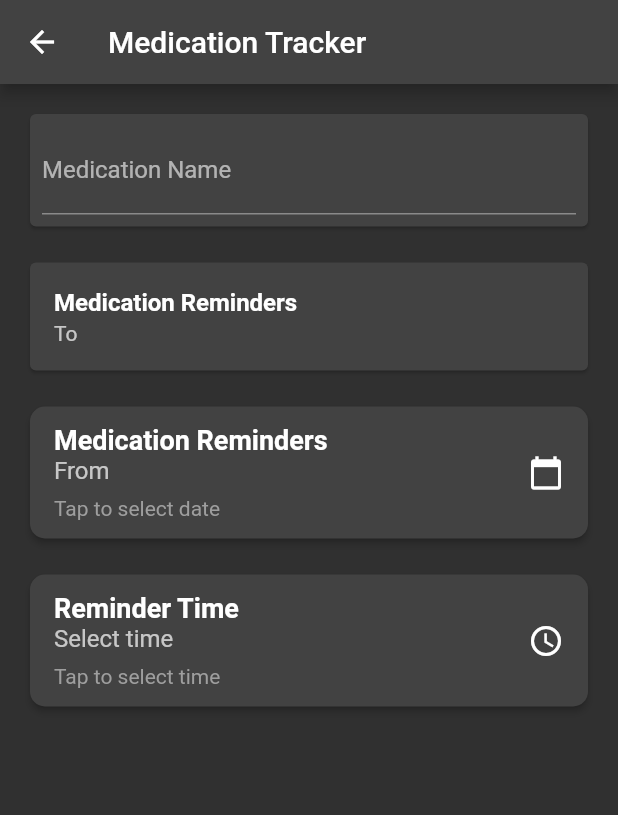
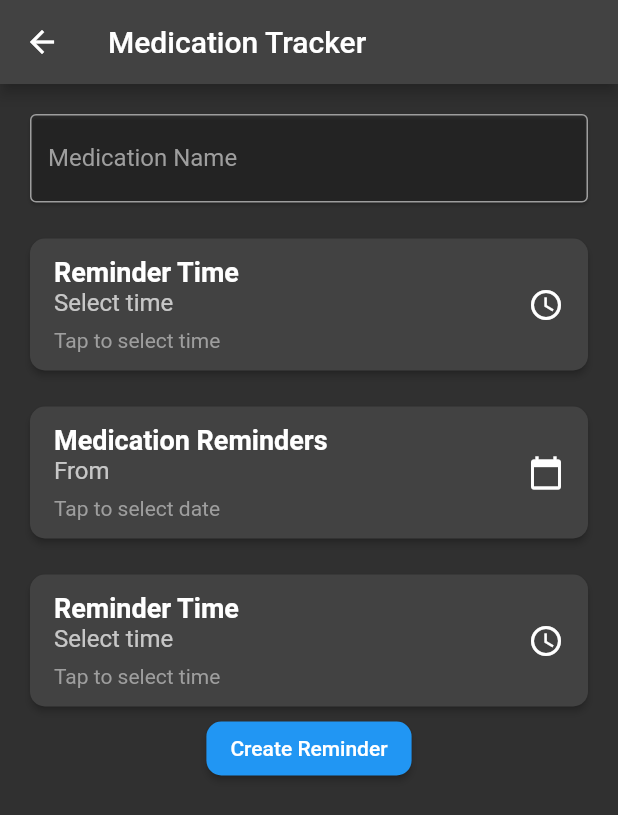
Before and after one commit to yashrathi-git/Serenity, a Flutter app: the MedicationRemindersScreen screen opened directly, on a phone screen of 412 x 824 dp. Shown: the top 815 px of the screen. Run offline on Flutter 3.47's test engine with Material 2 defaults, Android fonts, the phone set to English and light mode, and no system bars; our stand-ins replace carousel_slider, cloud_firestore, firebase_auth, firebase_core, flutter_signin_button, geolocator and 3 more; accounts and stored records are empty.

Commit message:
Complete form

```diff
--- a/lib/screens/physical_health/medication_reminder.dart
+++ b/lib/screens/physical_health/medication_reminder.dart
@@ -51,32 +51,68 @@ class _MedicationRemindersScreenState extends State<MedicationRemindersScreen> {
       ),
       body: Padding(
         padding: EdgeInsets.all(16.0),
+        child: SingleChildScrollView(
           child: Column(
             children: [
               Card(
+                color: Colors.transparent,
                 child: Padding(
-                padding: EdgeInsets.all(8.0),
+                  padding: EdgeInsets.all(0.0), // Remove the padding
                   child: TextField(
                     controller: medicationNameController,
                     decoration: InputDecoration(
                       labelText: 'Medication Name',
+                      labelStyle: TextStyle(
+                        color: Colors.grey,
+                        fontSize: 16.0,
+                      ),
+                      focusedBorder: OutlineInputBorder(
+                        borderSide: BorderSide(
+                          color: Colors.blue,
+                          width: 2.0,
+                        ),
+                      ),
+                      enabledBorder: OutlineInputBorder(
+                        borderSide: BorderSide(
+                          color: Colors.grey,
+                          width: 1.0,
+                        ),
+                      ),
                     ),
                   ),
                 ),
               ),
               SizedBox(height: 16.0),
               Card(
+                elevation: 2,
+                shape: RoundedRectangleBorder(
+                  borderRadius: BorderRadius.circular(10),
+                ),
                 child: ListTile(
+                  contentPadding:
+                      EdgeInsets.symmetric(vertical: 8, horizontal: 16),
                   title: Text(
-                  'Medication Reminders',
-                  style: TextStyle(fontWeight: FontWeight.bold),
+                    'Reminder Time',
+                    style: TextStyle(fontWeight: FontWeight.bold, fontSize: 18),
                   ),
-                subtitle: Text(
-                  selectedDate == null
-                      ? 'To'
-                      : selectedDate.toString().substring(0, 10),
+                  subtitle: Column(
+                    crossAxisAlignment: CrossAxisAlignment.start,
+                    children: [
+                      Text(
+                        selectedTime == null
+                            ? 'Select time'
+                            : 'Time: ${selectedTime!.format(context)}',
+                        style: TextStyle(fontSize: 16),
                       ),
-                onTap: _openDatePicker,
+                      SizedBox(height: 8),
+                      Text(
+                        'Tap to select time',
+                        style: TextStyle(fontSize: 14, color: Colors.grey),
+                      ),
+                    ],
+                  ),
+                  trailing: Icon(Icons.access_time),
+                  onTap: _openTimePicker,
                 ),
               ),
               SizedBox(height: 16.0),
@@ -145,7 +181,23 @@ class _MedicationRemindersScreenState extends State<MedicationRemindersScreen> {
                   onTap: _openTimePicker,
                 ),
               ),
+              ElevatedButton(
+                // Make it span the entire width
+                style: ElevatedButton.styleFrom(
+                  padding: EdgeInsets.symmetric(horizontal: 16.0),
+                  shape: RoundedRectangleBorder(
+                    borderRadius: BorderRadius.circular(10),
+                  ),
+                ),
+                onPressed: () {
+                  // Handle submit button press
+                  // You can perform form validation or submit data here
+                  // You can access the entered medication name using medicationNameController.text
+                },
+                child: Text('Create Reminder'),
+              )
             ],
+          ),
         ),
       ),
     );
```
Lines whose indentation alone changed are shown as unchanged.
